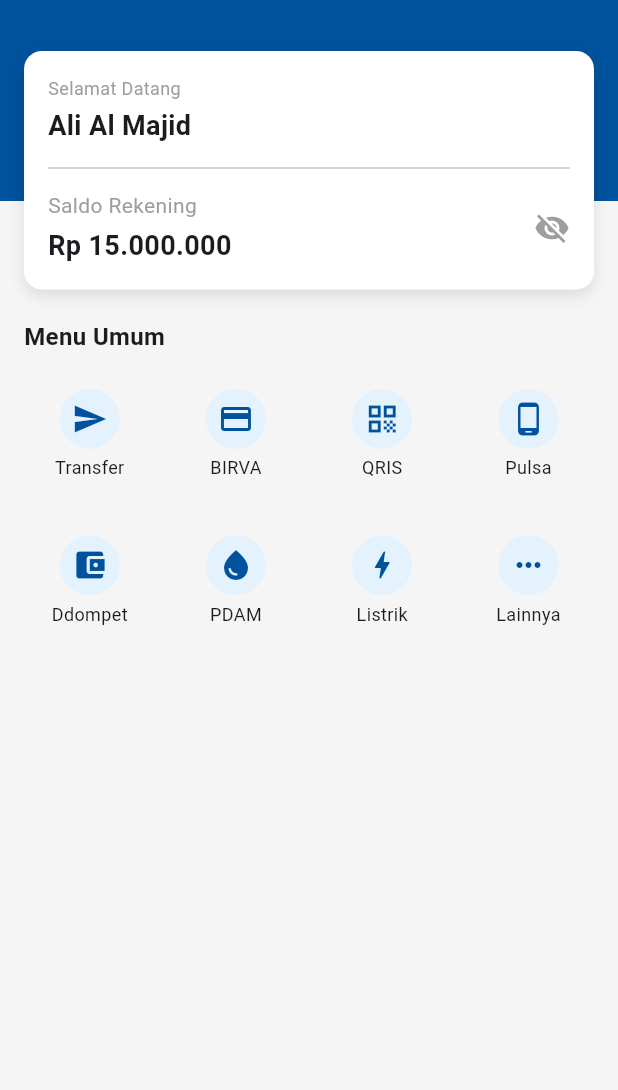
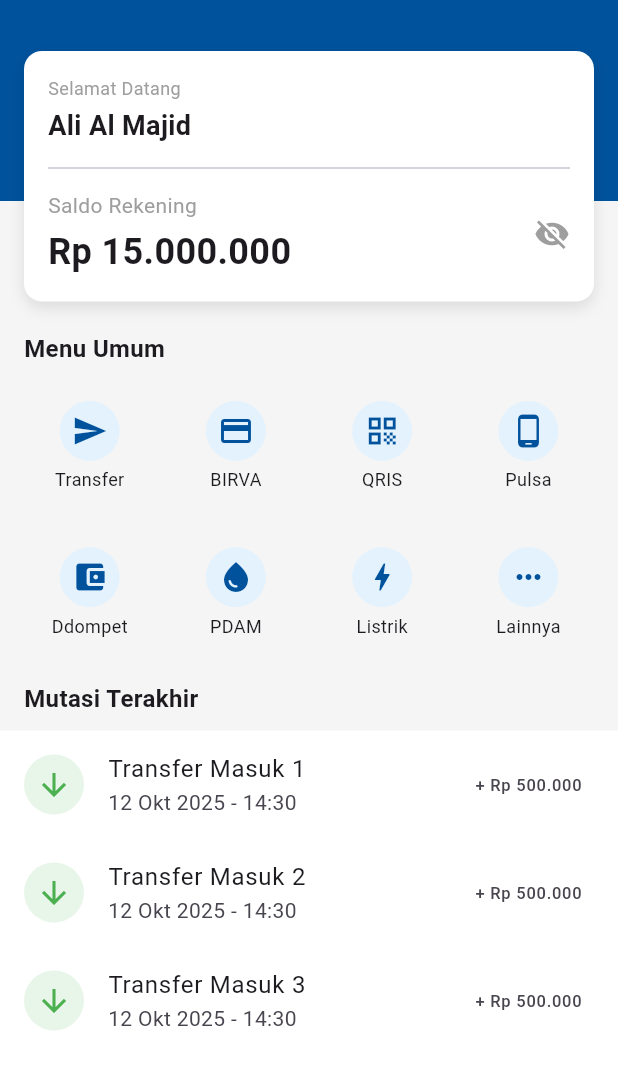
Before and after one commit to alialmajid/brimo_ui, a Flutter app: the screen it shows after launch, on a phone screen of 412 x 824 dp, the part 63-1153 px from its top. Run offline on Flutter 3.47's test engine with Material 3 defaults, Android fonts, the phone set to English and light mode, and no system bars; statements that could not run were skipped.

Commit message:
menambahkan listview builder untuk daftar mutasi transaksi dan mengubah ukuran font Saldo Rekening

```diff
--- a/lib/main.dart
+++ b/lib/main.dart
@@ -91,7 +91,7 @@ class BrimoHomePage extends StatelessWidget {
                             children: const [
                               Text("Saldo Rekening", style: TextStyle(color: Colors.grey)),
                               SizedBox(height: 4),
-                              Text("Rp 15.000.000", style: TextStyle(fontWeight: FontWeight.bold, fontSize: 18)),
+                              Text("Rp 15.000.000", style: TextStyle(fontWeight: FontWeight.bold, fontSize: 24)),
                             ],
                           ),
                           const Icon(Icons.visibility_off, color: Colors.grey),
@@ -140,6 +140,31 @@ class BrimoHomePage extends StatelessWidget {
               },
             ),
           ),
+
+          const Padding(
+            padding: EdgeInsets.symmetric(horizontal: 16.0),
+            child: Text("Mutasi Terakhir", style: TextStyle(fontWeight: FontWeight.bold, fontSize: 16)),
+          ),
+          const SizedBox(height: 10),
+          Container(
+            height: 250,
+            color: Colors.white,
+            child: ListView.builder(
+              physics: const NeverScrollableScrollPhysics(),
+              itemCount: 3,
+              itemBuilder: (context, index) {
+                return ListTile(
+                  leading: CircleAvatar(
+                    backgroundColor: Colors.green[50],
+                    child: const Icon(Icons.arrow_downward, color: Colors.green),
+                  ),
+                  title: Text("Transfer Masuk ${index + 1}"),
+                  subtitle: const Text("12 Okt 2025 - 14:30"),
+                  trailing: const Text("+ Rp 500.000", style: TextStyle(Colors.green, fontWeight: FontWeight.bold)),
+                );
+              },
+            ),
+          ),
         ],
       ),
     );
```
